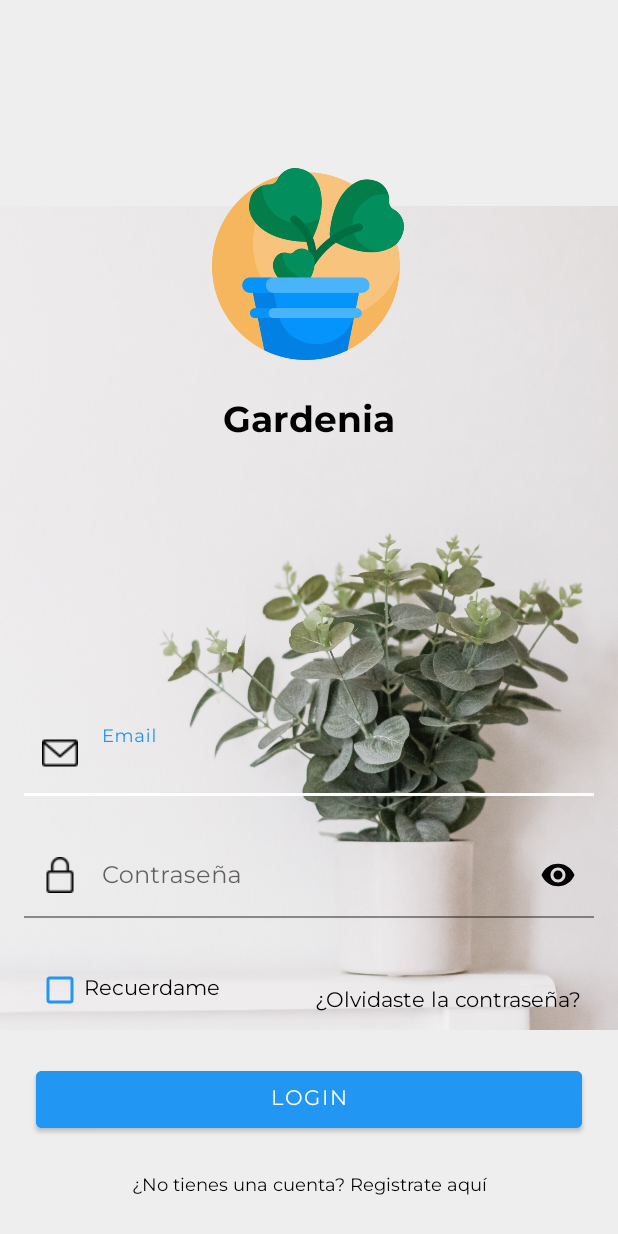
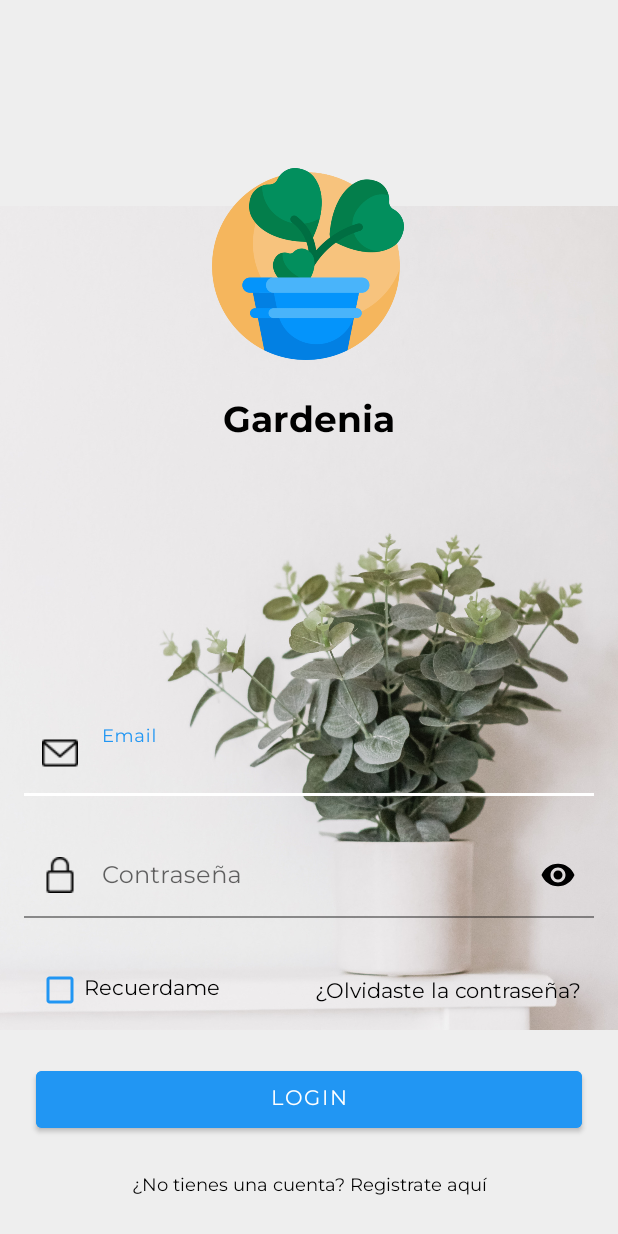
Before and after one commit to Rodaja/Gardenia-Android, an Android app: the layout activity_login.xml on its own in the app's theme, with its tools: preview values and no code run, on a phone screen of 412 x 824 dp. Run offline under Robolectric (Android 15) with nearby library versions, the phone set to English and light mode, and no system bars; network calls fail.

Commit message:
Peticiones actualizado

```diff
--- a/app/src/main/java/com/rodaja/gardenia/model/configuration/Constants.java
+++ b/app/src/main/java/com/rodaja/gardenia/model/configuration/Constants.java
@@ -5,6 +5,7 @@ public class Constants {
     public static final int PORT = 8888;
     public static final String IP = "127.0.0.1";
     public static final String URL = "http://" + IP + ":" + PORT;
-    public static final String URL_FLOWERPOT = "api/flowerpots";
-    public static final String URL_USER = "api/users";
+    public static final String URL_FLOWERPOT = URL + "/api/flowerpots";
+    public static final String URL_USER = URL + "/api/users";
+    public static final String URL_LOGIN = URL + "/api/login";
 }
--- a/app/src/main/java/com/rodaja/gardenia/model/entity/FlowerPot.java
+++ b/app/src/main/java/com/rodaja/gardenia/model/entity/FlowerPot.java
@@ -1,6 +1,8 @@
 package com.rodaja.gardenia.model.entity;
 
-public class FlowerPot {
+import java.io.Serializable;
+
+public class FlowerPot implements Serializable {
 
     private String macAddress;
     private String name;
--- a/app/src/main/java/com/rodaja/gardenia/model/entity/Login.java
+++ b/app/src/main/java/com/rodaja/gardenia/model/entity/Login.java
@@ -1,6 +1,8 @@
 package com.rodaja.gardenia.model.entity;
 
-public class Login {
+import java.io.Serializable;
+
+public class Login implements Serializable {
 
     private String email;
     private String password;
--- a/app/src/main/java/com/rodaja/gardenia/model/entity/User.java
+++ b/app/src/main/java/com/rodaja/gardenia/model/entity/User.java
@@ -1,8 +1,9 @@
 package com.rodaja.gardenia.model.entity;
 
+import java.io.Serializable;
 import java.util.List;
 
-public class User {
+public class User implements Serializable {
 
     private int id;
     private String email;
--- a/app/src/main/res/layout/activity_login.xml
+++ b/app/src/main/res/layout/activity_login.xml
@@ -6,7 +6,7 @@
     tools:context=".view.Login">
 
     <Button
-        android:id="@+id/btnReset"
+        android:id="@+id/btnLogin"
         android:layout_width="0dp"
         android:layout_height="50dp"
         android:layout_marginStart="24dp"
@@ -66,11 +66,11 @@
         android:layout_height="wrap_content"
         android:layout_marginEnd="24dp"
         android:layout_marginRight="24dp"
-        android:layout_marginBottom="30dp"
+        android:layout_marginBottom="36dp"
         android:fontFamily="@font/montserrat"
         android:text="@string/forgot_password"
         android:textColor="@color/colorFont"
-        app:layout_constraintBottom_toTopOf="@+id/btnReset"
+        app:layout_constraintBottom_toTopOf="@+id/btnLogin"
         app:layout_constraintEnd_toEndOf="parent" />
 
     <TextView
@@ -126,7 +126,7 @@
         android:fontFamily="@font/montserrat"
         android:text="@string/remind_me"
         android:textColor="@color/colorFont"
-        app:layout_constraintBottom_toTopOf="@+id/btnReset"
+        app:layout_constraintBottom_toTopOf="@+id/btnLogin"
         app:layout_constraintStart_toStartOf="parent" />
 
 
```
Also changed, not shown: app/src/main/java/com/rodaja/gardenia/view/Login.java (+90 -0 lines).
